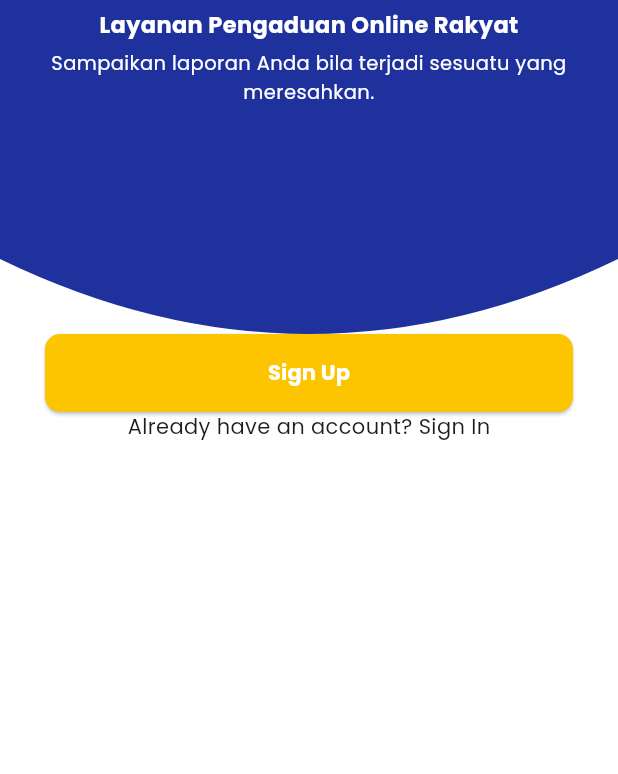
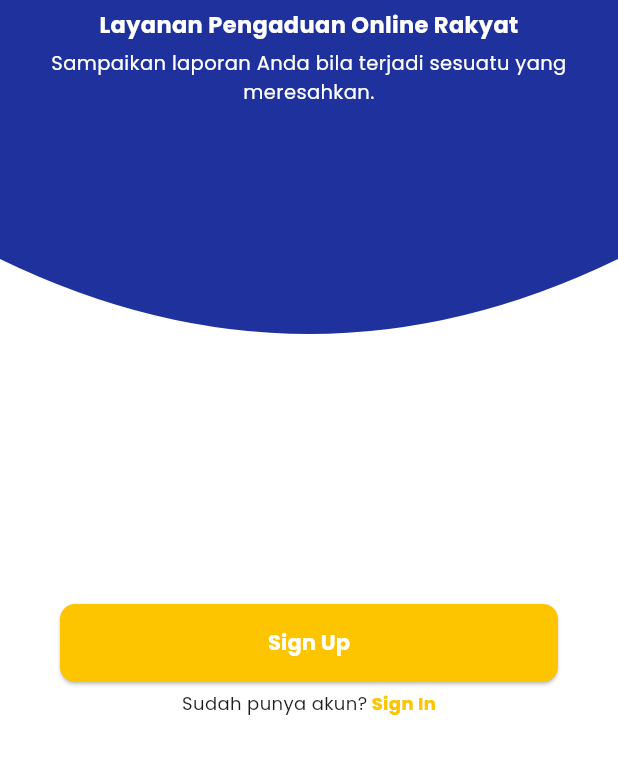
Before and after one commit to rayhanzz772/pmi_jateng, a Flutter app: the screen it shows after launch, on a phone screen of 412 x 824 dp, the part 284-1058 px from its top. Run offline on Flutter 3.47's test engine with Material 3 defaults, Android fonts, the phone set to English and light mode, and no system bars; our stand-ins replace bloc, equatable, flutter_bloc.

Commit message:
menu select 90%

```diff
--- a/lib/views/menu_select.dart
+++ b/lib/views/menu_select.dart
@@ -1,5 +1,8 @@
 import 'package:flutter/material.dart';
+import 'package:nuraga_app/blocs/authentication_bloc.dart';
 import 'package:nuraga_app/constant.dart';
+import 'package:nuraga_app/views/sign_in.dart';
+import 'package:nuraga_app/views/sign_up.dart';
 import 'package:nuraga_app/utils/half_circle_clipper.dart';
 
 class MenuSelectScreen extends StatefulWidget {
@@ -76,7 +79,7 @@ class _MenuSelectScreenState extends State<MenuSelectScreen> {
             ),
             Container(
               height: MediaQuery.of(context).size.height * 0.5,
-              padding: EdgeInsets.only(right: 30, left: 30),
+              padding: EdgeInsets.only(right: 40, left: 40, top: 180),
               child: Column(
                 crossAxisAlignment: CrossAxisAlignment.center,
                 children: [
@@ -85,7 +88,11 @@ class _MenuSelectScreenState extends State<MenuSelectScreen> {
                     height: MediaQuery.of(context).size.height * 0.063,
                     child: ElevatedButton(
                       onPressed: () {
-                        // Aksi yang diambil ketika tombol ditekan
+                        Navigator.push(
+                          context,
+                          MaterialPageRoute(
+                              builder: (context) => SignUpScreen()),
+                        );
                       },
                       style: ElevatedButton.styleFrom(
                         backgroundColor: kPrimaryYellow,
@@ -103,13 +110,38 @@ class _MenuSelectScreenState extends State<MenuSelectScreen> {
                       ),
                     ),
                   ),
+                  SizedBox(
+                    height: 6,
+                  ),
                   Container(
                     child: Row(
                       crossAxisAlignment: CrossAxisAlignment.center,
                       mainAxisAlignment: MainAxisAlignment.center,
                       children: [
-                        Text('Already have an account?'),
-                        Text(' Sign In'),
+                        Text(
+                          'Sudah punya akun?',
+                          style: TextStyle(
+                              fontFamily: 'poppins',
+                              fontSize: 12,
+                              fontWeight: FontWeight.w400),
+                        ),
+                        GestureDetector(
+                          onTap: () {
+                            Navigator.push(
+                              context,
+                              MaterialPageRoute(
+                                  builder: (context) => SignInScreen()),
+                            );
+                          },
+                          child: Text(
+                            ' Sign In',
+                            style: TextStyle(
+                                fontFamily: 'poppins',
+                                fontSize: 12,
+                                color: kPrimaryYellow,
+                                fontWeight: FontWeight.w700),
+                          ),
+                        ),
                       ],
                     ),
                   )
```
